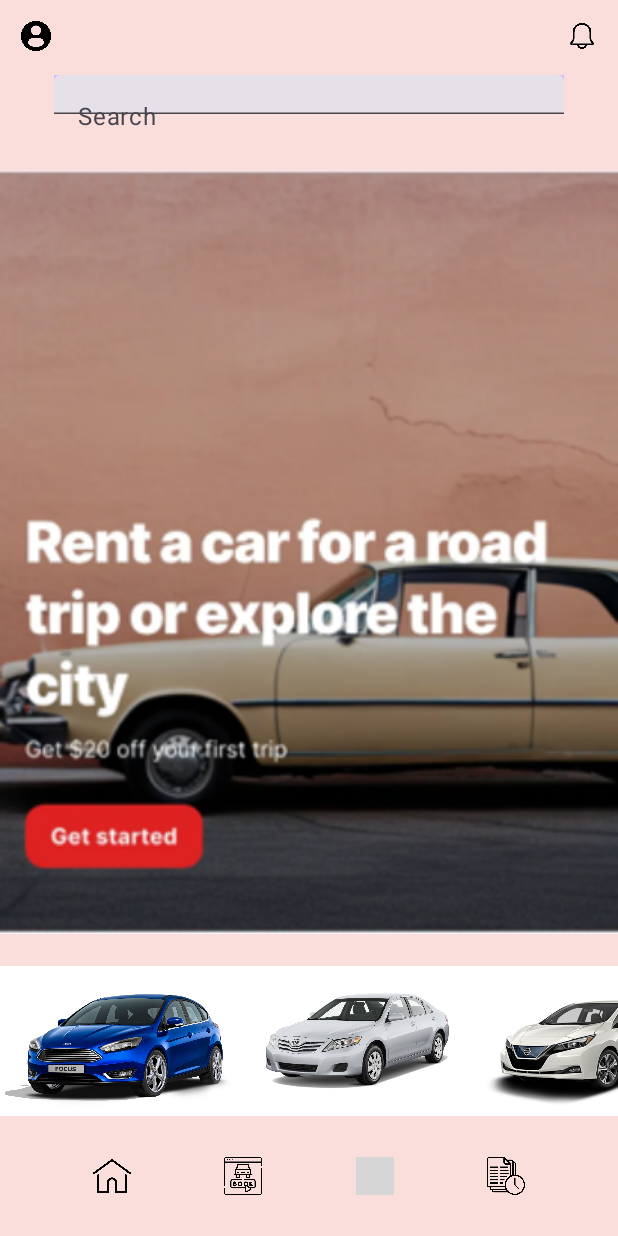
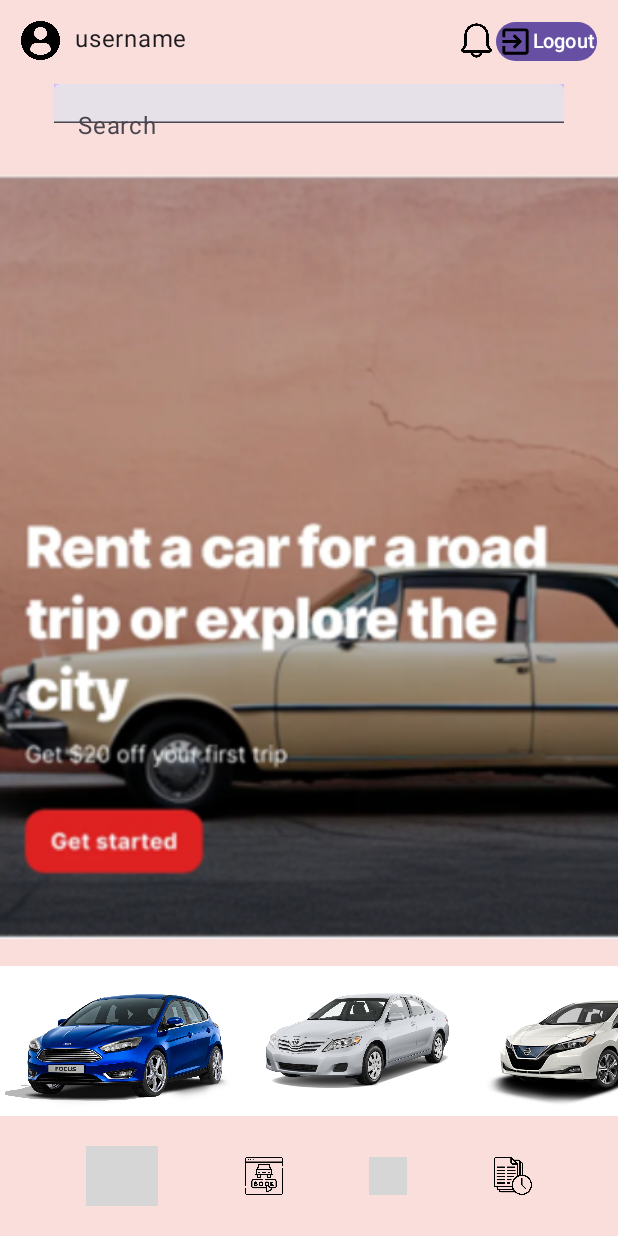
Before and after one commit to danielkakiuthi/SODV3203_CarRentalApp, an Android app built with Jetpack Compose: the @Preview function DisplayPageLandingPreview, on a phone screen of 412 x 824 dp. Run offline under Robolectric (Android 15) with nearby library versions, the phone set to English and light mode, and no system bars; 1 statement that could not run was skipped; grey boxes are pictures that could not be loaded.

Commit message:
feat: fixed uiState and viewModel for first Pages

```diff
--- a/app/src/main/java/com/example/sodv3203_carrentalapp/data/AppUiState.kt
+++ b/app/src/main/java/com/example/sodv3203_carrentalapp/data/AppUiState.kt
@@ -1,5 +1,31 @@
 package com.example.sodv3203_carrentalapp.data
 
+import com.example.sodv3203_carrentalapp.R
+import java.util.Date
+
 data class AppUiState(
-    val isUserLoggedIn: Boolean = false
+    //User State
+    val isUserLoggedIn: Boolean = false,
+    val loggedUser: User? = null,
+    val listAllUsers: List<User> = listOf(
+        User(0, "admin", "admin123")
+    ),
+
+    //Car State
+    val selectedCar: Car? = null,
+    val listAllRegisteredCars: List<Car> = listOf(
+        Car(R.drawable.car01, R.string.car_name_1, R.string.car_feature_1, R.string.sedan,4,3,4 ),
+        Car(R.drawable.car02, R.string.car_name_2, R.string.car_feature_2, R.string.sedan,4,4,4 ),
+        Car(R.drawable.car03, R.string.car_name_3, R.string.car_feature_3, R.string.sedan,4,2,4 ),
+        Car(R.drawable.car04, R.string.car_name_4, R.string.car_feature_4, R.string.suvs,5,5,4 ),
+        Car(R.drawable.car05, R.string.car_name_5, R.string.car_feature_5, R.string.suvs,5,5,4 ),
+        Car(R.drawable.car06, R.string.car_name_6, R.string.car_feature_6, R.string.suvs,5,5,4 ),
+        Car(R.drawable.car07, R.string.car_name_7, R.string.car_feature_7, R.string.van,10,6,3 ),
+    ),
+
+    //Reservation State
+    val selectedReservation: Reservation? = null,
+    val listAllReservations: List<Reservation> = listOf(
+        Reservation(0, User(0, "admin", "admin123"), Car(R.drawable.car06, R.string.car_name_6, R.string.car_feature_6, R.string.suvs,5,5,4 ), "Calgary", Date(2024, 1, 6, 12, 0), Date(2024, 1, 8, 12, 0))
+    )
 )
--- a/app/src/main/java/com/example/sodv3203_carrentalapp/data/Car.kt
+++ b/app/src/main/java/com/example/sodv3203_carrentalapp/data/Car.kt
@@ -2,7 +2,6 @@ package com.example.sodv3203_carrentalapp.data
 
 import androidx.annotation.DrawableRes
 import androidx.annotation.StringRes
-import com.example.sodv3203_carrentalapp.R
 
 data class Car(
     @DrawableRes val imageResourceId: Int,
@@ -13,13 +12,3 @@ data class Car(
     val bags: Int,
     val doors: Int,
 )
-
-val cars = listOf(
-    Car(R.drawable.car01,R.string.car_name_1,R.string.car_feature_1,R.string.sedan,4,3,4 ),
-    Car(R.drawable.car02,R.string.car_name_2,R.string.car_feature_2,R.string.sedan,4,4,4 ),
-    Car(R.drawable.car03,R.string.car_name_3,R.string.car_feature_3,R.string.sedan,4,2,4 ),
-    Car(R.drawable.car04,R.string.car_name_4,R.string.car_feature_4,R.string.suvs,5,5,4 ),
-    Car(R.drawable.car05,R.string.car_name_5,R.string.car_feature_5,R.string.suvs,5,5,4 ),
-    Car(R.drawable.car06,R.string.car_name_6,R.string.car_feature_6,R.string.suvs,5,5,4 ),
-    Car(R.drawable.car07,R.string.car_name_7,R.string.car_feature_7,R.string.van,10,6,3 ),
-    )
--- /dev/null
+++ b/app/src/main/java/com/example/sodv3203_carrentalapp/data/Reservation.kt
@@ -0,0 +1,12 @@
+package com.example.sodv3203_carrentalapp.data
+
+import java.util.Date
+
+data class Reservation(
+    val id: Int,
+    val user: User,
+    val car: Car,
+    val location: String,
+    val startDate: Date,
+    val endDate: Date
+)
--- /dev/null
+++ b/app/src/main/java/com/example/sodv3203_carrentalapp/data/User.kt
@@ -0,0 +1,7 @@
+package com.example.sodv3203_carrentalapp.data
+
+data class User (
+    val id: Int,
+    val username: String,
+    val password: String
+)
--- a/app/src/main/java/com/example/sodv3203_carrentalapp/ui/AppViewModel.kt
+++ b/app/src/main/java/com/example/sodv3203_carrentalapp/ui/AppViewModel.kt
@@ -1,24 +1,15 @@
 package com.example.sodv3203_carrentalapp.ui
 
-import android.content.res.Resources
-import androidx.annotation.StringRes
-import androidx.compose.runtime.Composable
-import androidx.compose.runtime.mutableStateOf
-import androidx.compose.runtime.remember
-import androidx.compose.ui.res.stringResource
-import androidx.compose.ui.text.toUpperCase
+import android.util.Log
 import androidx.lifecycle.ViewModel
-import androidx.lifecycle.viewModelScope
-import com.example.sodv3203_carrentalapp.R
 import com.example.sodv3203_carrentalapp.data.AppUiState
 import com.example.sodv3203_carrentalapp.data.Car
-import com.example.sodv3203_carrentalapp.data.cars
+import com.example.sodv3203_carrentalapp.data.User
 import kotlinx.coroutines.flow.MutableStateFlow
-import kotlinx.coroutines.flow.SharingStarted
 import kotlinx.coroutines.flow.StateFlow
 import kotlinx.coroutines.flow.asStateFlow
-import kotlinx.coroutines.flow.combine
-import kotlinx.coroutines.flow.stateIn
+import kotlinx.coroutines.flow.update
+
 
 class AppViewModel : ViewModel() {
 
@@ -27,49 +18,35 @@ class AppViewModel : ViewModel() {
     val uiState : StateFlow<AppUiState> = _uiState.asStateFlow()
 
     // Define Custom Methods
-
-    //state whether the search is happening or not
-    private val _isSearching = MutableStateFlow(false)
-    val isSearching = _isSearching.asStateFlow()
-
-    //state the text typed by the user
-    private val _searchText = MutableStateFlow("")
-    val searchText = _searchText.asStateFlow()
-
-    //state the list to be filtered
-    private val _carList = MutableStateFlow(cars)
-    val carList = searchText
-        .combine(_carList) { text, cars ->//combine searchText with _contriesList
-            if (text.isBlank()) { //return the entery list of countries if not is typed
-                _carList
-            }
-            cars.filter { car ->// filter and return a list of countries based on the text the user typed
-                tex().contains(text)
-//                car.seat.toString().contains(text)
-            //                stringResource(id = car.name)
-//                car.seat.toString().contains(text)
-            //                car.name.toString(). contains(text)
-            }
-        }.stateIn(//basically convert the Flow returned from combine operator to StateFlow
-            scope = viewModelScope,
-            started = SharingStarted.WhileSubscribed(5000),//it will allow the StateFlow survive 5 seconds before it been canceled
-            initialValue = _carList.value
-        )
-
-    fun onSearchTextChange(text: String) {
-        _searchText.value = text
-    }
-
-    fun onToogleSearch() {
-        _isSearching.value = !_isSearching.value
-        if (!_isSearching.value) {
-            onSearchTextChange("")
+    private fun updateLoggedUser(user: User?) {
+        _uiState.update { currentState ->
+            currentState.copy(
+                loggedUser = user,
+                isUserLoggedIn = user != null
+            )
         }
     }
 
+    fun authenticate(username: String, password: String) {
+        for (user in uiState.value.listAllUsers) {
+            if (username==user.username && password==user.password) {
+                updateLoggedUser(user)
+            }
+        }
+    }
 
-    fun tex(): String{
-        return "To"
+    fun signout() {
+        updateLoggedUser(null)
+    }
+
+
+    fun updateSelectedCar(car: Car) {
+        Log.d("MyTag", "updateSelectedCar is being called")
+        _uiState.update { currentState ->
+            currentState.copy(
+                selectedCar = car
+            )
+        }
     }
 
 }
--- a/app/src/main/java/com/example/sodv3203_carrentalapp/ui/PageLanding.kt
+++ b/app/src/main/java/com/example/sodv3203_carrentalapp/ui/PageLanding.kt
@@ -6,6 +6,7 @@ import androidx.compose.foundation.border
 import androidx.compose.foundation.clickable
 import androidx.compose.foundation.layout.Arrangement
 import androidx.compose.foundation.layout.Column
+import androidx.compose.foundation.layout.PaddingValues
 import androidx.compose.foundation.layout.Row
 import androidx.compose.foundation.layout.Spacer
 import androidx.compose.foundation.layout.fillMaxHeight
@@ -17,34 +18,32 @@ import androidx.compose.foundation.layout.width
 import androidx.compose.foundation.lazy.LazyRow
 import androidx.compose.foundation.lazy.items
 import androidx.compose.foundation.shape.RoundedCornerShape
+import androidx.compose.material.icons.Icons
+import androidx.compose.material.icons.twotone.ExitToApp
+import androidx.compose.material3.Button
 import androidx.compose.material3.MaterialTheme
+import androidx.compose.material3.PlainTooltipBox
 import androidx.compose.material3.Surface
 import androidx.compose.material3.Text
 import androidx.compose.material3.TextField
 import androidx.compose.runtime.Composable
-import androidx.compose.runtime.collectAsState
 import androidx.compose.runtime.getValue
-import androidx.compose.runtime.mutableStateListOf
 import androidx.compose.runtime.mutableStateOf
 import androidx.compose.runtime.remember
 import androidx.compose.runtime.setValue
 import androidx.compose.ui.Alignment
 import androidx.compose.ui.Modifier
 import androidx.compose.ui.graphics.Color
+import androidx.compose.ui.graphics.Color.Companion.White
 import androidx.compose.ui.res.painterResource
-import androidx.compose.ui.res.stringResource
 import androidx.compose.ui.tooling.preview.Preview
 import androidx.compose.ui.unit.dp
-import androidx.lifecycle.viewmodel.compose.viewModel
+import androidx.compose.ui.unit.sp
 import com.example.sodv3203_carrentalapp.R
 import com.example.sodv3203_carrentalapp.data.AppUiState
-import com.example.sodv3203_carrentalapp.data.cars
+import com.example.sodv3203_carrentalapp.data.Car
 import com.example.sodv3203_carrentalapp.ui.theme.SODV3203_CarRentalAppTheme
 
-@Composable
-public fun tex(int: Int): String{
-    return stringResource(id = int)
-}
 
 @Composable
 fun DisplayPageLanding(
@@ -55,8 +54,7 @@ fun DisplayPageLanding(
     onProfileButtonClicked: () -> Unit = {},
     onBookingButtonClicked: () -> Unit = {},
     onHistoryButtonClicked: () -> Unit = {},
-    onSearchButtonClicked: () -> Unit = {},
-    viewModel: AppViewModel
+    onSearchButtonClicked: (Car) -> Unit = {}
 
 //    onQueryChange: (String) -> Unit,
 //    onSearch: ((String) -> Unit),
@@ -64,15 +62,14 @@ fun DisplayPageLanding(
 //    onActiveChanged: (Boolean) -> Unit,
 ) {
 
-    val viewModel = viewModel
-    val searchText by viewModel.searchText.collectAsState()
-    val isSearching by viewModel.isSearching.collectAsState()
-    val carList by viewModel.carList.collectAsState()
+    val carsList: List<Car> = appUiState.listAllRegisteredCars
+    var text by remember { mutableStateOf("") }
 
 
-    var searchHistory = remember { mutableStateListOf("") }
-    var text by remember { mutableStateOf("") }
-    var active by remember { mutableStateOf(false) } // Active state for SearchBar
+//    val searchText by viewModel.searchText.collectAsState()
+//    val isSearching by viewModel.isSearching.collectAsState()
+//    var searchHistory = remember { mutableStateListOf("") }
+//    var active by remember { mutableStateOf(false) } // Active state for SearchBar
 
 //    SearchBar(
 //        query = searchText,
@@ -112,12 +109,20 @@ fun DisplayPageLanding(
         Row (
             modifier = Modifier
                 .fillMaxWidth()
-                .height(34.dp)
+                .height(40.dp)
                 .padding(start = 14.dp, end = 14.dp, top = 14.dp)
         ){
-        Image(painter = painterResource(id = R.drawable.user), contentDescription = null )
-        Spacer(modifier = Modifier.weight(0.5f))
-        Image(painter = painterResource(id = R.drawable.bell), contentDescription = null )
+        Image(painter = painterResource(id = R.drawable.user), contentDescription = "User" )
+        Text(text = appUiState.loggedUser?.username ?: "username", modifier=Modifier.padding(horizontal = 10.dp))
+        Spacer(modifier = Modifier.weight(1f))
+        Image(painter = painterResource(id = R.drawable.bell), contentDescription = "Notifications" )
+        Button(
+            onClick = onSignOutButtonClicked,
+            contentPadding = PaddingValues(1.dp)
+        ) {
+            Image(imageVector = Icons.TwoTone.ExitToApp, contentDescription = "Logout", modifier = Modifier.height(50.dp) )
+            Text(text = "Logout", fontSize = 13.sp)
+        }
         }
 
         TextField(
@@ -151,7 +156,7 @@ fun DisplayPageLanding(
                 .fillMaxWidth()
         ) {
             LazyRow (){
-                items(cars){
+                items(carsList){
                     Image(
                         painter = painterResource( id = it.imageResourceId),
                         contentDescription = null ,
@@ -161,7 +166,9 @@ fun DisplayPageLanding(
                             .height(100.dp)
                             .width(160.dp)
                             .padding(end = 4.dp)
-                            .clickable { }
+                            .clickable {
+                                onSearchButtonClicked(it)
+                            }
                     )
                 }
             }
@@ -202,18 +209,24 @@ fun DisplayPageLanding(
                 .fillMaxWidth()
                 .padding(vertical = 20.dp)
         ){
+            PlainTooltipBox(
+                tooltip = { Text("Add to favorites" ) },
+                contentColor = White
+            ) {
                 Image(
                     painter = painterResource(id = R.drawable.home),
                     contentDescription = null,
                     modifier = Modifier
                         .clickable { onLandingButtonClicked() }
                         .height(25.dp)
+                        .tooltipAnchor()
                 )
+            }
             Image(
                 painter = painterResource(id = R.drawable.booking),
                 contentDescription = null,
                 modifier = Modifier
-                    .clickable { onSearchButtonClicked() }
+                    .clickable { onBookingButtonClicked() }
                     .height(25.dp)
             )
             Image(
@@ -276,7 +289,7 @@ fun DisplayPageLandingPreview() {
         ) {
             DisplayPageLanding(
                 appUiState = AppUiState(),
-                viewModel = viewModel()
+                onSearchButtonClicked = {}
             )
         }
     }
```
Also changed, not shown: app/src/main/java/com/example/sodv3203_carrentalapp/AppRouter.kt (+23 -15 lines), app/src/main/java/com/example/sodv3203_carrentalapp/ui/PageLogin.kt (+65 -34 lines), app/src/main/java/com/example/sodv3203_carrentalapp/ui/PageSearch.kt (+10 -7 lines), app/src/main/java/com/example/sodv3203_carrentalapp/ui/PageSummary.kt (+14 -6 lines). Lines whose indentation alone changed are shown as unchanged.
